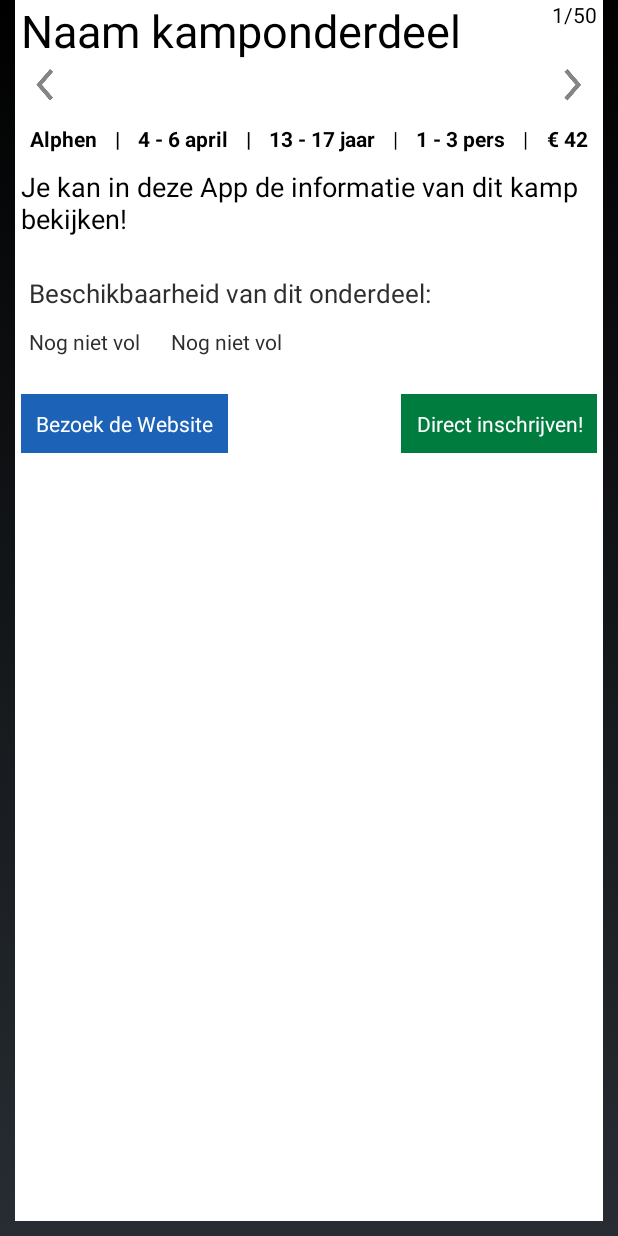
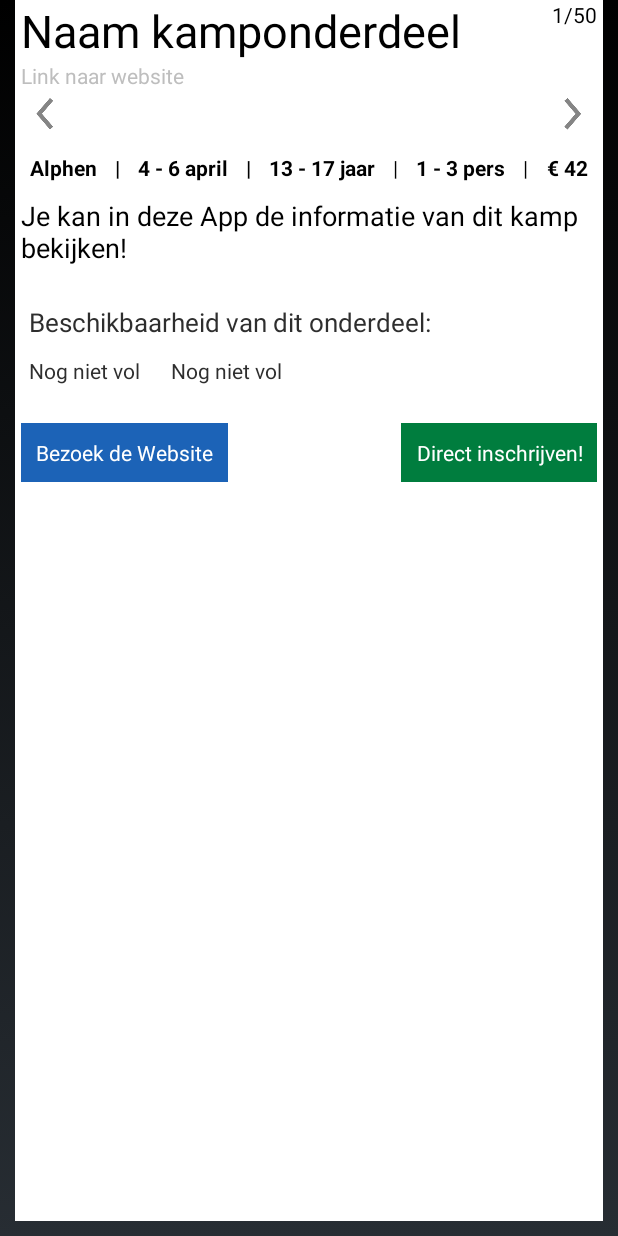
Before and after one commit to mdonath/hit-app, an Android app: the layout fragment_courant_kamp.xml on its own in the app's theme, with its tools: preview values and no code run, on a phone screen of 412 x 824 dp. Run offline under Robolectric (Android 15) with nearby library versions, the phone set to English and light mode, and no system bars.

Commit message:
Weblink naar kamponderdeel toegevoegd in json en applicatie en scherm

```diff
--- a/app/build.gradle
+++ b/app/build.gradle
@@ -7,7 +7,7 @@ android {
         applicationId 'nl.scouting.hit.app'
         minSdkVersion 14
         targetSdkVersion 19
-        versionCode 3
+        versionCode 4
         versionName "1.0"
     }
     buildTypes {
--- a/app/src/main/java/nl/scouting/hit/app/model/HitKampRO.java
+++ b/app/src/main/java/nl/scouting/hit/app/model/HitKampRO.java
@@ -97,4 +97,9 @@ public class HitKampRO extends HitKamp {
 	public String getSubgroep() {
 		return wrapped.getSubgroep();
 	}
+
+	@Override
+	public String getHitnlUrl() {
+		return wrapped.getHitnlUrl();
+	}
 }
--- a/app/src/main/java/nl/scouting/hit/app/services/JsonData.java
+++ b/app/src/main/java/nl/scouting/hit/app/services/JsonData.java
@@ -151,6 +151,7 @@ public class JsonData {
 		final HitKamp result = new HitKamp();
 		result.setId(kamp.getInt("id"));
 		result.setShantiId(kamp.getInt("shantiId"));
+		result.setHitnlUrl(kamp.getString("hitnlUrl"));
 		result.setNaam(kamp.getString("naam"));
 		result.setHitCourantTekst(kamp.getString("hitCourantTekst"));
 		result.setMinimumLeeftijd(kamp.getInt("minimumLeeftijd"));
--- a/app/src/main/java/nl/scouting/hit/app/services/KampInfoDownloadViaDownloadManager.java
+++ b/app/src/main/java/nl/scouting/hit/app/services/KampInfoDownloadViaDownloadManager.java
@@ -33,7 +33,7 @@ public final class KampInfoDownloadViaDownloadManager {
 	private static final String TAG = "KampInfoDownloadViaDownloadManager";
 
 	private static final String HIT_COURANT_ASSET_DATA = "hitcourant.json";
-	public static final String APP_PATH = "HitApp/Courant/";
+	public static final String APP_PATH = "HitCourant/";
 	private static final String HIT_COURANT_LOCAL_DATA = APP_PATH + HIT_COURANT_ASSET_DATA;
 	private static final String HIT_COURANT_TEMP_DATA = APP_PATH + HIT_COURANT_ASSET_DATA + ".tmp";
 
--- a/app/src/main/res/layout/fragment_courant_kamp.xml
+++ b/app/src/main/res/layout/fragment_courant_kamp.xml
@@ -58,11 +58,20 @@
 
         </RelativeLayout>
 
+        <TextView
+            android:id="@+id/weblink"
+            android:layout_width="match_parent"
+            android:layout_height="wrap_content"
+            android:layout_below="@id/regel1"
+            android:autoLink="web"
+            android:linksClickable="true"
+            android:text="@string/link_to_website"/>
+
         <RelativeLayout
             android:id="@+id/iconBar"
             android:layout_width="fill_parent"
             android:layout_height="wrap_content"
-            android:layout_below="@id/regel1"
+            android:layout_below="@id/weblink"
             >
 
             <ImageView
@@ -224,67 +233,67 @@
             android:textColor="#000000"/>
 
         <TextView
+            android:id="@+id/beschikbaarheid_titel"
             android:layout_width="wrap_content"
             android:layout_height="wrap_content"
-            android:textAppearance="?android:attr/textAppearanceSmall"
-            android:text="Beschikbaarheid van dit onderdeel:"
-            android:id="@+id/beschikbaarheid_titel"
-            android:layout_below="@+id/courantTekst"
             android:layout_alignParentLeft="true"
             android:layout_alignParentStart="true"
+            android:layout_below="@+id/courantTekst"
+            android:layout_marginTop="10dp"
             android:padding="5dp"
+            android:text="Beschikbaarheid van dit onderdeel:"
+            android:textAppearance="?android:attr/textAppearanceSmall"
             android:textColor="#ff2e2e2e"
-            android:textSize="17dp"
-            android:layout_marginTop="10dp" />
+            android:textSize="17dp"/>
 
         <Button
             android:id="@+id/openInschrijving"
             android:layout_width="wrap_content"
             android:layout_height="wrap_content"
-            android:background="#ff007d3e"
-            android:text="@string/direct_inschrijven"
-            android:textColor="#FFFFFFFF"
+            android:layout_alignEnd="@+id/courantTekst"
             android:layout_alignParentBottom="true"
             android:layout_alignRight="@+id/courantTekst"
-            android:layout_alignEnd="@+id/courantTekst"
-            android:padding="10dp" />
+            android:background="#ff007d3e"
+            android:padding="10dp"
+            android:text="@string/direct_inschrijven"
+            android:textColor="#FFFFFFFF"/>
 
         <Button
             android:id="@+id/websiteknop"
             android:layout_width="wrap_content"
             android:layout_height="wrap_content"
-            android:background="#FF1c63b7"
-            android:text="@string/website_knop"
-            android:textColor="#FFFFFFFF"
-            android:layout_below="@+id/vol_details"
             android:layout_alignParentLeft="true"
             android:layout_alignParentStart="true"
+            android:layout_below="@+id/vol_details"
             android:layout_marginTop="20dp"
-            android:padding="10dp" />
+            android:background="#FF1c63b7"
+            android:padding="10dp"
+            android:text="@string/website_knop"
+            android:textColor="#FFFFFFFF"/>
 
         <TextView
+            android:id="@+id/vol"
             android:layout_width="wrap_content"
             android:layout_height="wrap_content"
+            android:layout_below="@+id/beschikbaarheid_titel"
+            android:layout_marginBottom="10dp"
+            android:padding="5dp"
+            android:text="Nog niet vol"
             android:textAppearance="?android:attr/textAppearanceSmall"
-            android:text="Nog niet vol"
-            android:id="@+id/vol"
-            android:padding="5dp"
-            android:textColor="#ff2e2e2e"
-            android:layout_below="@+id/beschikbaarheid_titel"
-            android:layout_marginBottom="10dp" />
+            android:textColor="#ff2e2e2e"/>
 
         <TextView
+            android:id="@+id/vol_details"
             android:layout_width="wrap_content"
             android:layout_height="wrap_content"
+            android:layout_alignTop="@+id/vol"
+            android:layout_marginLeft="10dp"
+            android:layout_toEndOf="@+id/vol"
+            android:layout_toRightOf="@+id/vol"
+            android:padding="5dp"
+            android:paddingRight="10dp"
+            android:text="Nog niet vol"
             android:textAppearance="?android:attr/textAppearanceSmall"
-            android:text="Nog niet vol"
-            android:id="@+id/vol_details"
-            android:padding="5dp"
-            android:textColor="#ff2e2e2e"
-            android:layout_alignTop="@+id/vol"
-            android:layout_toRightOf="@+id/vol"
-            android:layout_toEndOf="@+id/vol"
-            android:paddingRight="10dp"
-            android:layout_marginLeft="10dp" />
+            android:textColor="#ff2e2e2e"/>
     </RelativeLayout>
 </ScrollView>
```
Also changed, not shown: app/src/main/java/nl/scouting/hit/app/courant/KampFragment.java (+53 -52 lines), app/src/main/java/nl/scouting/hit/app/model/HitKamp.java (+9 -0 lines), 1 other file.
